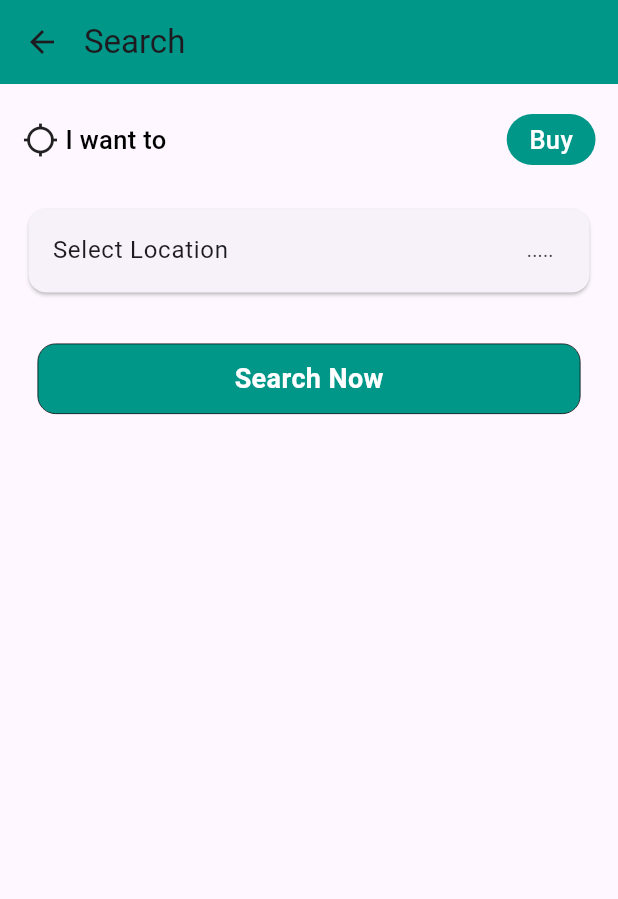
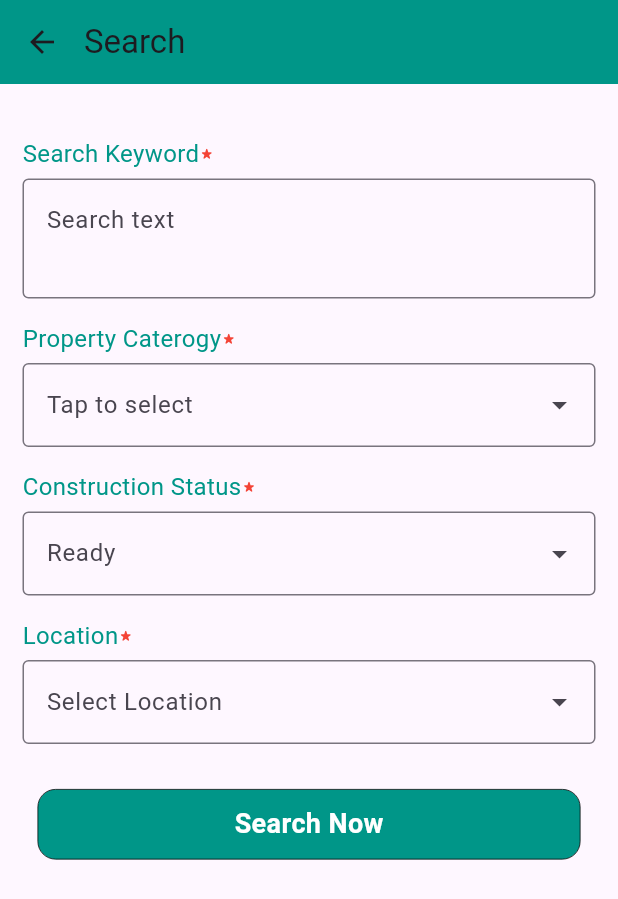
Before and after one commit to universeit12/Finca-property2, a Flutter app: the SearchPage screen opened directly, on a phone screen of 412 x 824 dp. Shown: the top 899 px of the screen. Run offline on Flutter 3.47's test engine with Material 3 defaults, Android fonts, the light colour scheme and no system bars; our stand-ins replace animated_text_kit, another_carousel_pro, fluttertoast, get, image_picker, shared_preferences and 1 more; accounts and stored records are empty.

Commit message:
search ui added

```diff
--- a/lib/presentation/modules/search/view/search_page.dart
+++ b/lib/presentation/modules/search/view/search_page.dart
@@ -2,13 +2,13 @@ import 'package:flutter/material.dart';
 import 'package:get/get.dart';
 import 'package:universe_it_project/presentation/modules/search/view/search_result.dart';
 import 'package:universe_it_project/widgets/custom_button.dart';
-import '../../../../widgets/custom_text.dart';
+import '../../add property/controller/custom_text_icon.dart';
+import '../../add property/controller/radioController.dart';
 import '../controller/search_controller.dart';
-import 'location_selectPage.dart';
 
 class SearchPage extends StatelessWidget {
-  const SearchPage({super.key});
-
+  SearchPage({super.key});
+  final OptionController controller = Get.put(OptionController());
   @override
   Widget build(BuildContext context) {
     final LocationController locationController = Get.put(LocationController());
@@ -19,53 +19,77 @@ class SearchPage extends StatelessWidget {
         backgroundColor: Colors.teal,
         titleSpacing: 0,
       ),
-      body: Padding(
+      body: SingleChildScrollView(
+        child: Padding(
           padding: const EdgeInsets.symmetric(horizontal: 15.0, vertical: 20.0),
           child: Column(
             children: [
-            Row(
-              mainAxisAlignment: MainAxisAlignment.spaceBetween,
-              children: [
-                const Row(
-                  children: [
-                    Icon(Icons.location_searching),
-                    CustomText(
-                      text: " I want to",
-                    ),
-                  ],
-                ),
-                Container(
-                  padding: const EdgeInsets.symmetric(
-                      horizontal: 15.0, vertical: 5.0),
-                  decoration: BoxDecoration(
-                      color: Colors.teal,
-                      borderRadius: BorderRadius.circular(20.0)),
-                  child: CustomText(
-                    text: "Buy",
-                    color: Colors.white,
-                  ),
-                )
-              ],
-            ),
-            const SizedBox(
-              height: 25.0,
+              //Property type
+              const CustomTextIcon(
+                text: "Search Keyword",
               ),
               Obx(() {
-              return Card(
-                child: ListTile(
-                  title: const Text('Select Location'),
-                  trailing: locationController.selectedLocation.value.isNotEmpty
-                      ? Text(locationController.selectedLocation.value)
-                      : const Text("....."),
-                  onTap: () async {
-                    final result = await Get.to(() => LocationSelectionPage());
-                    if (result != null) {
-                      locationController.setLocation(result);
-                    }
-                  },
+                return TextField(
+                  maxLines: 2,
+                  decoration: const InputDecoration(
+                    hintText: 'Search text',
+                    border: OutlineInputBorder(),
                   ),
+                  onTap: () {},
+                  controller: TextEditingController(
+                      text: controller.selectedValue.value),
+                );
+              }), //Property type
+              const CustomTextIcon(
+                text: "Property Caterogy",
+              ),
+              Obx(() {
+                return TextField(
+                  readOnly: true,
+                  decoration: const InputDecoration(
+                    hintText: 'Tap to select',
+                    border: OutlineInputBorder(),
+                    suffixIcon: Icon(Icons.arrow_drop_down),
+                  ),
+                  onTap: () {},
+                  controller: TextEditingController(
+                      text: controller.selectedValue.value),
                 );
               }),
+              //Constructions status
+              const CustomTextIcon(
+                text: "Construction Status",
+              ),
+              Obx(() {
+                return TextField(
+                  readOnly: true,
+                  decoration: const InputDecoration(
+                    hintText: 'Ready',
+                    border: OutlineInputBorder(),
+                    suffixIcon: Icon(Icons.arrow_drop_down),
+                  ),
+                  onTap: () {},
+                  controller: TextEditingController(
+                      text: controller.selectedValue.value),
+                );
+              }),
+              const CustomTextIcon(
+                text: "Location",
+              ),
+              Obx(() {
+                return TextField(
+                  readOnly: true,
+                  decoration: const InputDecoration(
+                    hintText: 'Select Location',
+                    border: OutlineInputBorder(),
+                    suffixIcon: Icon(Icons.arrow_drop_down),
+                  ),
+                  onTap: () {},
+                  controller: TextEditingController(
+                      text: controller.selectedValue.value),
+                );
+              }),
+
               const SizedBox(
                 height: 25.0,
               ),
@@ -83,6 +107,7 @@ class SearchPage extends StatelessWidget {
             ],
           ),
         ),
+      ),
     );
   }
 }
--- a/lib/utils/app_string.dart
+++ b/lib/utils/app_string.dart
@@ -1,11 +1,7 @@
 class AppString {
   ///main app string
-  static const String name = "Universe it institute";
+  static const String name = "Finca properties";
 
   ///signin page string
   static const String welcome = "Welcome to Bpoperty.com";
-
-
-
-
 }
```
Lines whose indentation alone changed are shown as unchanged.
